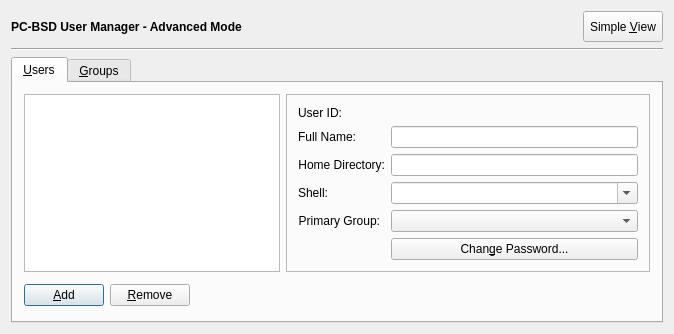
Old version of the form src-qt4/pc-usermanager/mainDlg.ui in the repository trueos/pcbsd.
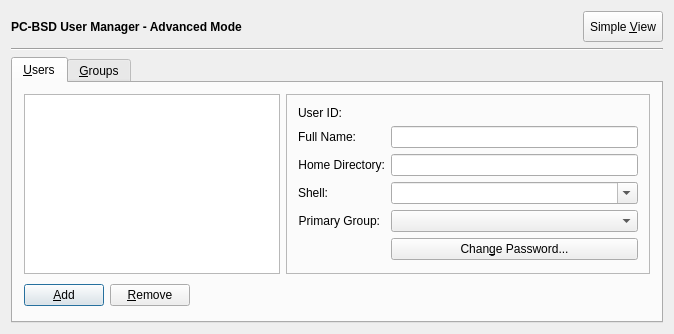
New version of the form. Icons and pictures are not drawn.

Commit message: Make sure the usermanager saves/restores the view mode between runs. Also clean up a compilation warning and adjust the settings from some of the widget spacers on the GUIs.

The edit to the form file:
```diff
--- a/src-qt4/pc-usermanager/mainDlg.ui
+++ b/src-qt4/pc-usermanager/mainDlg.ui
@@ -7,7 +7,7 @@
     <x>0</x>
     <y>0</y>
     <width>654</width>
-    <height>322</height>
+    <height>320</height>
    </rect>
   </property>
   <property name="windowTitle">
@@ -31,7 +31,7 @@
        <string>&amp;Users</string>
       </attribute>
       <layout class="QGridLayout">
-       <item row="3" column="0" colspan="2">
+       <item row="2" column="0" colspan="2">
         <layout class="QHBoxLayout">
          <item>
           <widget class="QPushButton" name="newButton">
@@ -79,21 +79,21 @@
          </item>
         </layout>
        </item>
-       <item row="1" column="1">
-        <spacer name="spacer22">
-         <property name="orientation">
-          <enum>Qt::Vertical</enum>
+       <item row="0" column="0">
+        <widget class="QListWidget" name="userList">
+         <property name="sizePolicy">
+          <sizepolicy hsizetype="Fixed" vsizetype="Expanding">
+           <horstretch>0</horstretch>
+           <verstretch>0</verstretch>
+          </sizepolicy>
          </property>
-         <property name="sizeType">
-          <enum>QSizePolicy::Expanding</enum>
-         </property>
-         <property name="sizeHint" stdset="0">
+         <property name="minimumSize">
           <size>
-           <width>50</width>
-           <height>60</height>
+           <width>200</width>
+           <height>0</height>
           </size>
          </property>
-        </spacer>
+        </widget>
        </item>
        <item row="0" column="1">
         <widget class="QFrame" name="frame">
@@ -498,9 +498,9 @@
     </widget>
    </item>
    <item row="0" column="0">
-    <layout class="QVBoxLayout">
+    <layout class="QVBoxLayout" name="headerLayout1">
      <item>
-      <layout class="QHBoxLayout">
+      <layout class="QHBoxLayout" name="headerLayout2">
        <item>
         <widget class="QLabel" name="textLabel1_2">
          <property name="font">
```
Left out of the diff: 22 changed lines with no effect on the pictures. The commit also changes 5 other files.
